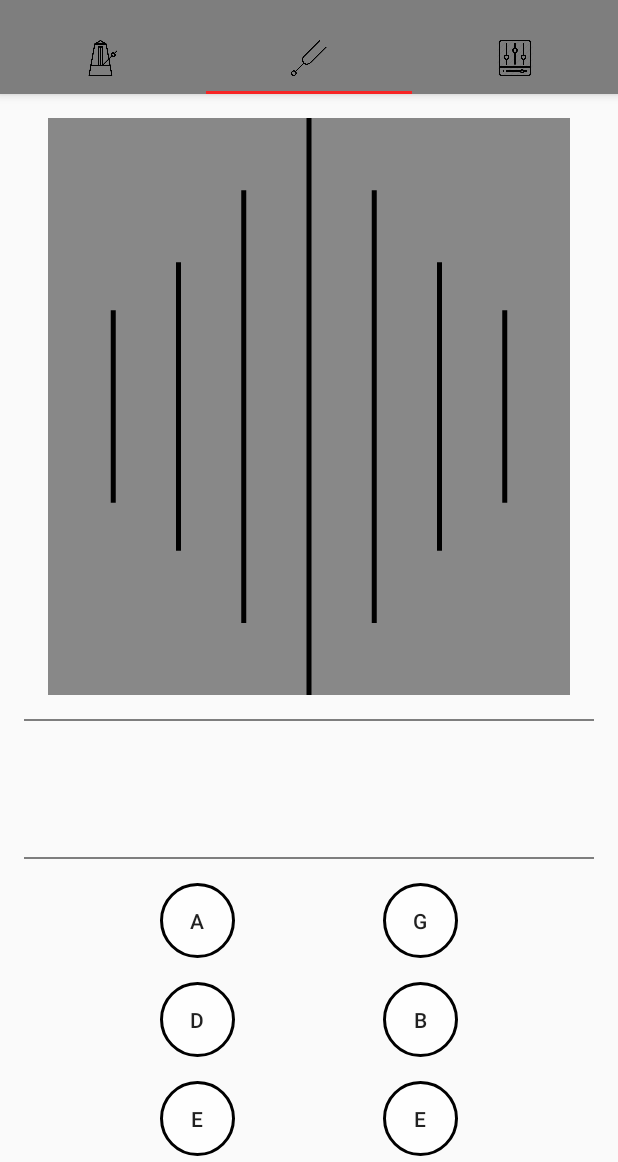
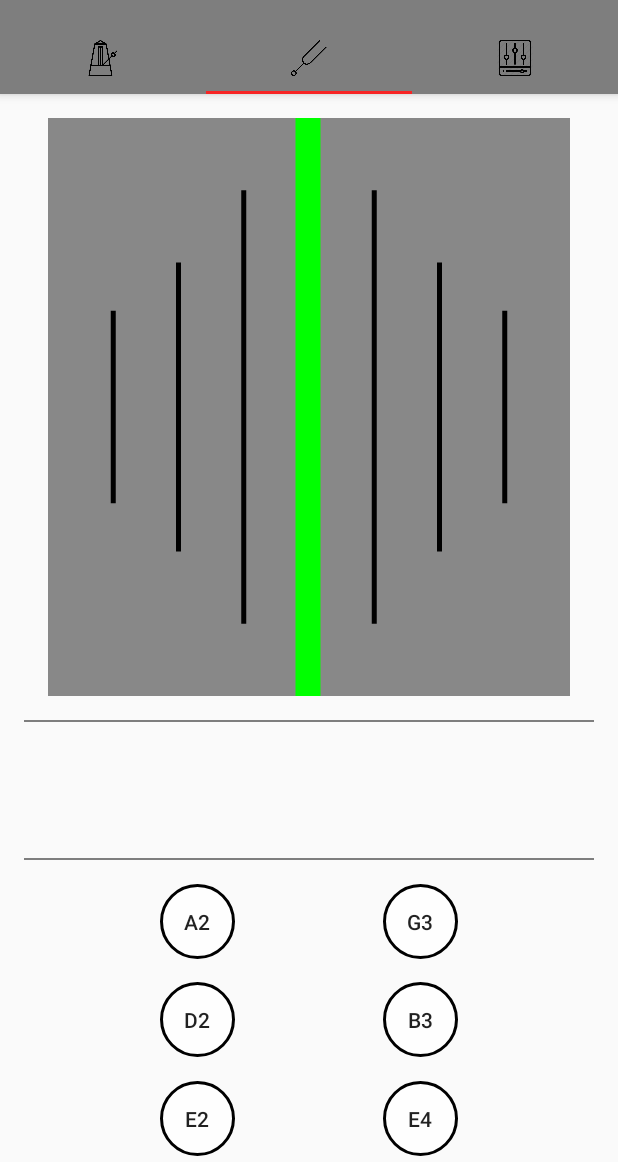
Before and after one commit to Llado22/TimmyTuner, an Android app: the screen it shows after launch (TimmyTunerActivity), tab 2 chosen, on a phone screen of 412 x 824 dp, the part 74-1236 px from its top. Run offline under Robolectric (Android 15) with nearby library versions, the phone set to English and light mode, and no system bars; pictures from the network do not load.

Commit message:
Moure afinador

```diff
--- a/app/src/main/java/tuners/timmy/timmytuner/TunerFragment.java
+++ b/app/src/main/java/tuners/timmy/timmytuner/TunerFragment.java
@@ -52,6 +52,7 @@ public class TunerFragment extends Fragment implements View.OnClickListener {
                     public void run() {
                         //note.setText(sPitch);
                         processPitch(pitch);
+                        tunerView.setPitch(pitch);
                     }
                 });
             } catch (Exception e) {
@@ -142,7 +143,7 @@ public class TunerFragment extends Fragment implements View.OnClickListener {
                 break;
 
         }
-
+        tunerView.setSelected(noteToPitch(nota.toUpperCase()));
         try {
             int id = this.getResources().getIdentifier(nota,"raw",getActivity().getPackageName());
             if(id!=0){
@@ -170,20 +171,27 @@ public class TunerFragment extends Fragment implements View.OnClickListener {
         String sym = "";
         int oct = 0;
         float pitch = 0;
+
         if (splitNote.length == 2) {
             sym += splitNote[0];
-            oct = splitNote[1];
+            oct = Character.getNumericValue(splitNote[1]);
         } else if (splitNote.length == 3) {
             sym += Character.toString(splitNote[0]);
             sym += Character.toString(splitNote[1]);
-            oct = splitNote[2];
+            oct = Character.getNumericValue(splitNote[2]);
         }
-        float octrelation = oct / 2;
-        // Find the corresponding note in the array.
+
+        //relació amb la 2a octava
+        int octrelation = (oct-2)*2;
+        if (oct==2){
+            octrelation = 1;
+        }
+        // Busca la nota corresponent a l'array, la pos = num de semitons de distancia amb C2 (65,41Hz)
         for (int i = 0; i < notes.length; i++) {
             for (int j = 0; j < notes[i].length; j++) {
                 if (notes[i][j].equals(sym)) {
-                    pitch = (float) (65.41 + Math.pow(2, i / 12)) * octrelation;
+                    float semitones = (float) Math.pow(2d, (double)i / 12d);
+                    pitch = ((65.41f * semitones) * (float)octrelation);
                     return pitch;
                 }
             }
@@ -209,7 +217,7 @@ public class TunerFragment extends Fragment implements View.OnClickListener {
         else if(pitchInHz >= (77.78/hsemitone) && pitchInHz < (77.78*hsemitone)) {
             sNote = "D#";
         }
-        else if(pitchInHz >= (77.78/hsemitone) && pitchInHz < (77.78*hsemitone)) {
+        else if(pitchInHz >= (82.41/hsemitone) && pitchInHz < (82.41*hsemitone)) {
             sNote = "E";
         }
         else if(pitchInHz >= (87.307/hsemitone) && pitchInHz < (87.307*hsemitone)) {
@@ -230,35 +238,20 @@ public class TunerFragment extends Fragment implements View.OnClickListener {
         else if(pitchInHz >= (123.47/hsemitone) && pitchInHz < (123.47*hsemitone)) {
             sNote = "B";
         }
-        /*
-        else if(pitchInHz >= 130.81/hsemitone && pitchInHz < 130.81*hsemitone) {
-            sNote = "C3";
-        }
-        else if(pitchInHz >= 146.83/hsemitone && pitchInHz < 146.83*hsemitone) {
-            sNote = "D3";
-        }
-        else if(pitchInHz >= 164.81 && pitchInHz <= 174.61) {
-            sNote = "E3";
-        }
-        else if(pitchInHz >= 174.61 && pitchInHz < 185) {
-            sNote = "F3";
-        }
-        else if(pitchInHz >= 185 && pitchInHz < 196) {
-            sNote = "G3";
-        }*/ else {
+        else {
             sNote = "";
         }
+
+        //octava a la que pertany
         if(octave==0){
             octave = 2;
         } else {octave = octave*2;}
 
-        //Toast.makeText(getActivity(), String.valueOf(77.78/hsemitone),Toast.LENGTH_SHORT).show();
         if(!sNote.equals("")){
             note.setText(sNote+String.valueOf(octave));
         } else{
             note.setText("");
         }
-
 
     }
 
--- a/app/src/main/java/tuners/timmy/timmytuner/TunerView.java
+++ b/app/src/main/java/tuners/timmy/timmytuner/TunerView.java
@@ -9,18 +9,22 @@ import android.view.View;
 
 public class TunerView extends View {
 
-    private float selected;
-    Paint paint = new Paint();
+    private float selected = 0;
     Paint background_paintbrush;
     Paint lines_paintbrush;
-    Paint black_paintbrush_fill;
-    Paint black_paintbrush_stroke;
+    Paint onCalibrated_paintbrush_background;
     Paint white_paintbrush_text;
     private Canvas canvas;
+    Paint cursor_paintbrush;
+    private float pitch=0;
+    Paint cursorCorrect_paintbrush;
+    TunerFragment tunerFragment;
+
 
     public TunerView(Context context) {
         super(context);
         //setBackgroundResource(R.drawable)
+
     }
 
     public TunerView (Context context, AttributeSet attrs) {
@@ -40,20 +44,37 @@ public class TunerView extends View {
     @Override
     protected void onDraw(Canvas canvas) {
         super.onDraw(canvas);
-        float centerY = getHeight()/2;
         float centerX = getWidth()/2;
         float height = getHeight();
-
+        float width = getWidth();
 
         paintbrush();
         initialize(canvas);
+        float dif = this.selected-this.pitch;
+
+        if(dif<=5){
+            onCalibratedNote(canvas);
+        }else{
+            onNonCalibratedNote(canvas);
+        }
 
 
-        //Rect rectangle = new Rect();
-        //rectangle.set(0,0,getWidth(),getHeight());
-        //canvas.drawRect(rectangle, black_paintbrush_fill);
-        //canvas.drawText(String.valueOf(), getWidth()/2, getHeight()/2, white_paintbrush_text);
+        canvas.drawLine(centerX - dif, 0, centerX - dif, height, cursor_paintbrush);
+        invalidate();
 
+
+
+    }
+
+    private void onNonCalibratedNote(Canvas canvas) {
+        //canvas.drawPaint(background_paintbrush);
+        cursor_paintbrush.setColor(Color.RED);
+    }
+
+    private void onCalibratedNote(Canvas canvas) {
+        background_paintbrush.setColor(Color.GREEN);
+        //canvas.drawPaint(onCalibrated_paintbrush_background);
+        cursor_paintbrush.setColor(Color.GREEN);
 
     }
 
@@ -62,7 +83,6 @@ public class TunerView extends View {
         float height = getHeight();
         float width = getWidth();
 
-        //pintar background
         canvas.drawPaint(background_paintbrush);
         //linea central
         canvas.drawLine(centerX, 0, centerX, height, lines_paintbrush);
@@ -78,13 +98,21 @@ public class TunerView extends View {
     }
 
     private void paintbrush() {
-        black_paintbrush_fill = new Paint();
-        black_paintbrush_fill.setColor(Color.BLACK);
-        black_paintbrush_fill.setStyle(Paint.Style.FILL);
-        black_paintbrush_stroke = new Paint();
-        black_paintbrush_stroke.setColor(Color.BLACK);
-        black_paintbrush_stroke.setStyle(Paint.Style.STROKE);
-        black_paintbrush_stroke.setStrokeWidth(3);
+        cursor_paintbrush = new Paint();
+        cursor_paintbrush.setColor(Color.RED);
+        cursor_paintbrush.setStyle(Paint.Style.FILL_AND_STROKE);
+        cursor_paintbrush.setStrokeWidth(25);
+
+        onCalibrated_paintbrush_background = new Paint();
+        onCalibrated_paintbrush_background.setColor(Color.GREEN);
+        onCalibrated_paintbrush_background.setStyle(Paint.Style.FILL_AND_STROKE);
+        //onCalibrated_paintbrush_background.setStrokeWidth(3);
+
+        cursorCorrect_paintbrush = new Paint();
+        cursorCorrect_paintbrush.setColor(Color.GREEN);
+        cursorCorrect_paintbrush.setStyle(Paint.Style.FILL_AND_STROKE);
+        cursorCorrect_paintbrush.setStrokeWidth(25);
+
         white_paintbrush_text = new Paint();
         white_paintbrush_text.setColor(Color.WHITE);
         white_paintbrush_text.setStyle(Paint.Style.FILL_AND_STROKE);
@@ -96,8 +124,11 @@ public class TunerView extends View {
         lines_paintbrush.setStrokeWidth(5);
     }
 
+    //gets and sets
+    public void setPitch (float pitch){
+        this.pitch = pitch;
+    }
 
-    //gets and sets
     public float getSelected() {
         return selected;
     }
--- a/app/src/main/res/layout/fragment_tuner.xml
+++ b/app/src/main/res/layout/fragment_tuner.xml
@@ -48,9 +48,9 @@
         android:layout_height="50dp"
         android:layout_marginStart="8dp"
         android:layout_marginLeft="8dp"
-        android:layout_marginBottom="16dp"
+        android:layout_marginBottom="15dp"
         android:background="@drawable/circ_btn"
-        android:text="A"
+        android:text="A2"
         app:layout_constraintBottom_toTopOf="@+id/btn_5"
         app:layout_constraintEnd_toStartOf="@+id/btn_3"
         app:layout_constraintStart_toStartOf="parent" />
@@ -62,7 +62,7 @@
         android:layout_marginEnd="8dp"
         android:layout_marginRight="8dp"
         android:background="@drawable/circ_btn"
-        android:text="G"
+        android:text="G3"
         app:layout_constraintBaseline_toBaselineOf="@+id/btn_4"
         app:layout_constraintEnd_toEndOf="parent"
         app:layout_constraintHorizontal_bias="0.5"
@@ -77,7 +77,7 @@
         android:layout_marginLeft="8dp"
         android:layout_marginBottom="16dp"
         android:background="@drawable/circ_btn"
-        android:text="D"
+        android:text="D2"
         app:layout_constraintBottom_toTopOf="@+id/btn_6"
         app:layout_constraintEnd_toStartOf="@+id/btn_2"
         app:layout_constraintHorizontal_bias="0.5"
@@ -91,7 +91,7 @@
         android:layout_marginLeft="8dp"
         android:layout_marginBottom="60dp"
         android:background="@drawable/circ_btn"
-        android:text="E"
+        android:text="E2"
         app:layout_constraintBottom_toBottomOf="parent"
         app:layout_constraintEnd_toStartOf="@+id/btn_1"
         app:layout_constraintHorizontal_bias="0.5"
@@ -105,7 +105,7 @@
 
         android:layout_marginRight="8dp"
         android:background="@drawable/circ_btn"
-        android:text="B"
+        android:text="B3"
         app:layout_constraintBaseline_toBaselineOf="@+id/btn_5"
         app:layout_constraintEnd_toEndOf="parent"
         app:layout_constraintHorizontal_bias="0.5"
@@ -118,7 +118,7 @@
         android:layout_marginEnd="8dp"
         android:layout_marginRight="8dp"
         android:background="@drawable/circ_btn"
-        android:text="E"
+        android:text="E4"
         app:layout_constraintBaseline_toBaselineOf="@+id/btn_6"
         app:layout_constraintEnd_toEndOf="parent"
         app:layout_constraintHorizontal_bias="0.5"
```
